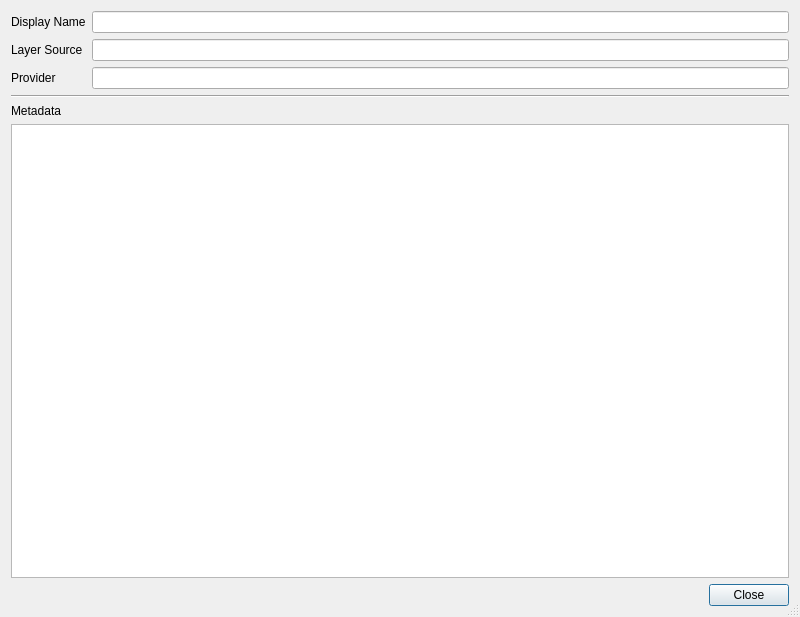
Above: src/ui/qgsbrowserlayerpropertiesbase.ui from kadas-albireo/kadas-albireo before the change. Below: the same form after it.
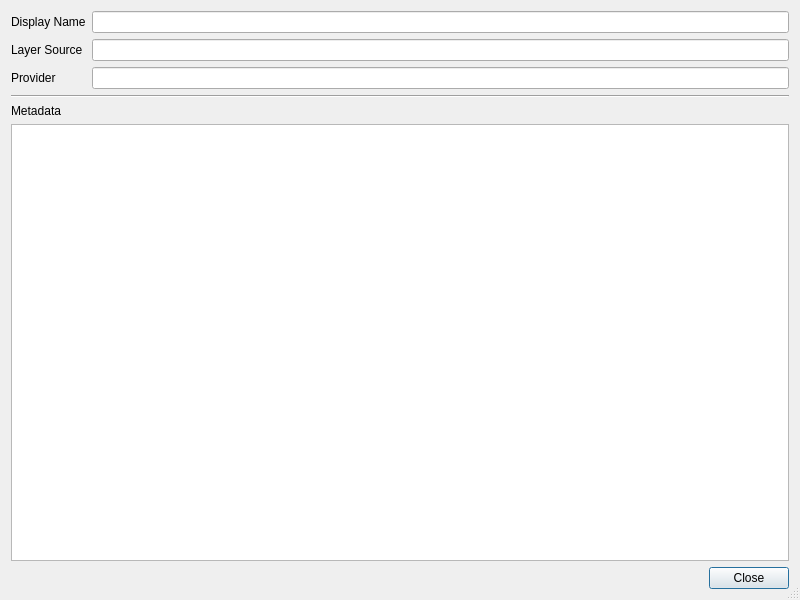
That is the form after the change.

Commit message: add directory properties dialog to browser dock

```diff
--- a/src/ui/qgsbrowserlayerpropertiesbase.ui
+++ b/src/ui/qgsbrowserlayerpropertiesbase.ui
@@ -7,7 +7,7 @@
     <x>0</x>
     <y>0</y>
     <width>800</width>
-    <height>617</height>
+    <height>600</height>
    </rect>
   </property>
   <property name="windowTitle">
```
The commit also changes 1 other file.
